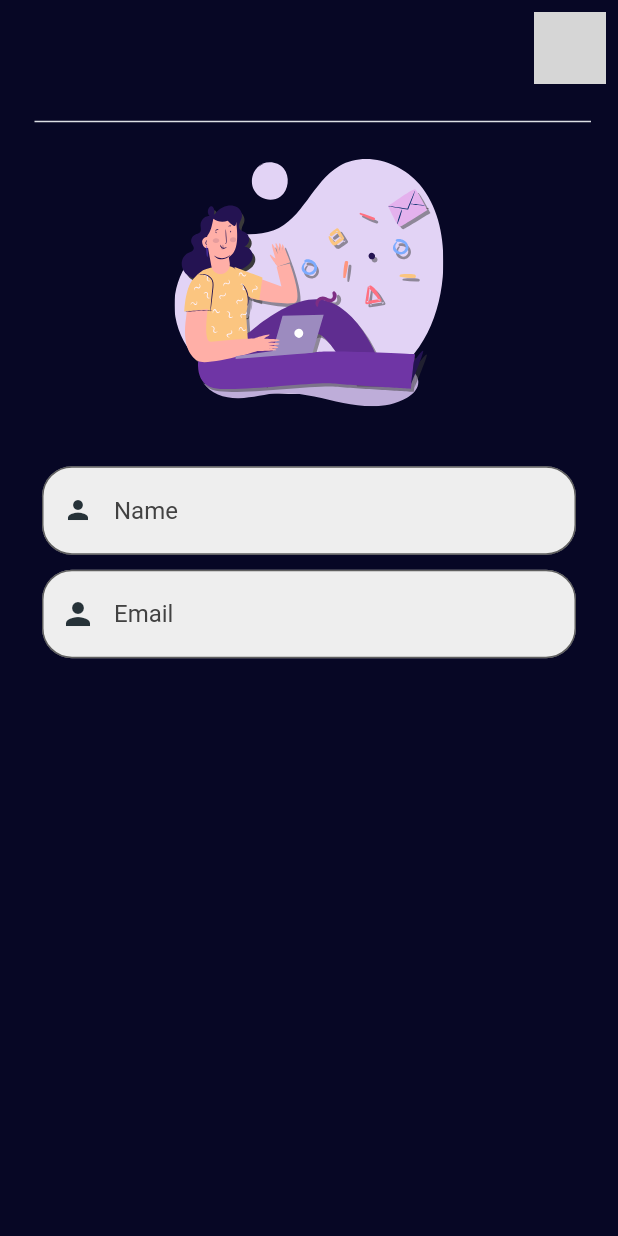
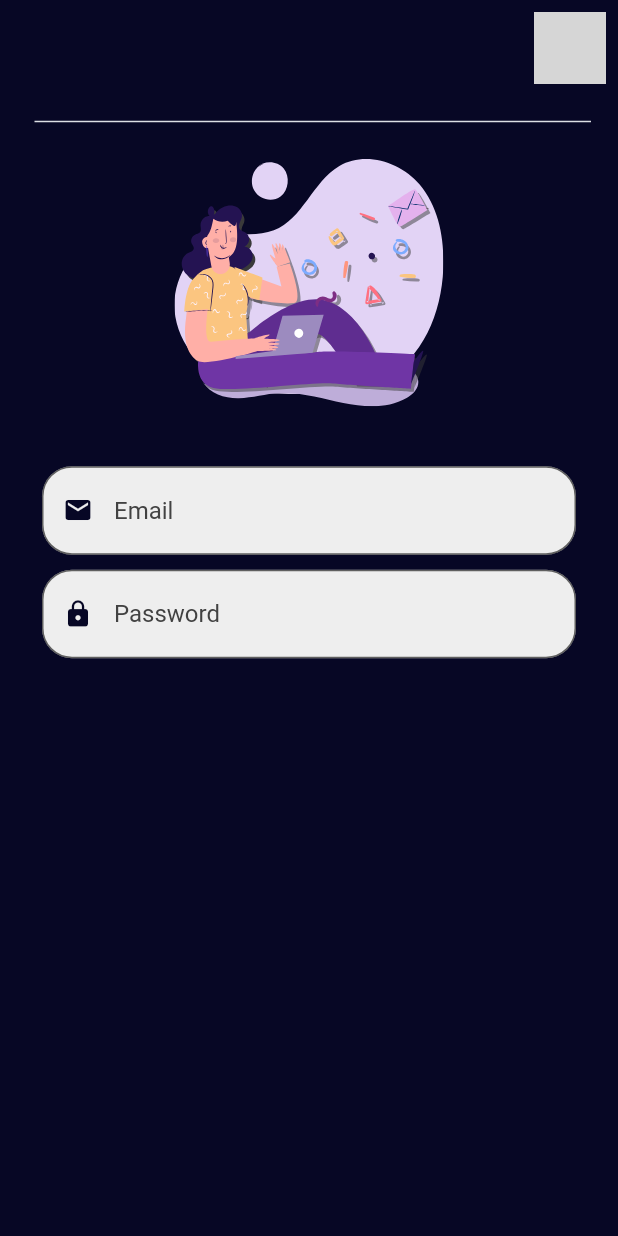
Before and after one commit to emilio-kariuki/authentication, a Flutter app: the Login screen opened directly, on a phone screen of 412 x 824 dp. Run offline on Flutter 3.47's test engine with Material 2 defaults, Android fonts, the phone set to English and light mode, and no system bars; our stand-ins replace flutter_svg, google_fonts; grey boxes are pictures that could not be loaded.

Commit message:
February 6, 2022 3:07 PM

```diff
--- a/lib/authentication/login.dart
+++ b/lib/authentication/login.dart
@@ -76,8 +76,8 @@ class _LoginState extends State<Login> {
                     filled: true,
                     hintStyle: TextStyle(color: Colors.grey[800]),
                     focusColor: Colors.red,
-                    hintText: "Name",
-                    prefixIcon: Icon(Icons.person, color: Colors.blueGrey[900],size: 20),
+                    hintText: "Email",
+                    prefixIcon: const Icon(Icons.mail, color: kprimaryColor,size: 20),
                     fillColor: Colors.grey[200]),
                 controller: name,
               ),
@@ -93,8 +93,8 @@ class _LoginState extends State<Login> {
                     filled: true,
                     hintStyle: TextStyle(color: Colors.grey[800]),
                     focusColor: Colors.red,
-                    hintText: "Email",
-                    prefixIcon: Icon(Icons.person, color: Colors.blueGrey[900]),
+                    hintText: "Password",
+                    prefixIcon: const Icon(Icons.lock, color: kprimaryColor, size: 20),
                     fillColor: Colors.grey[200]),
                 controller: name,
               ),
```
